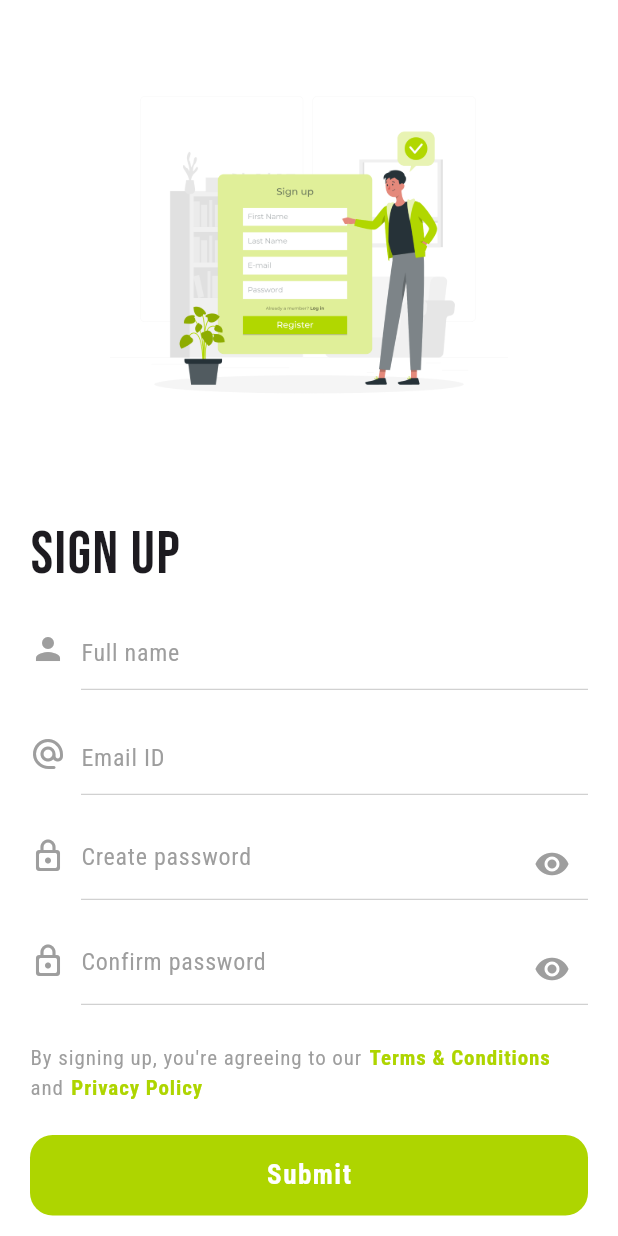
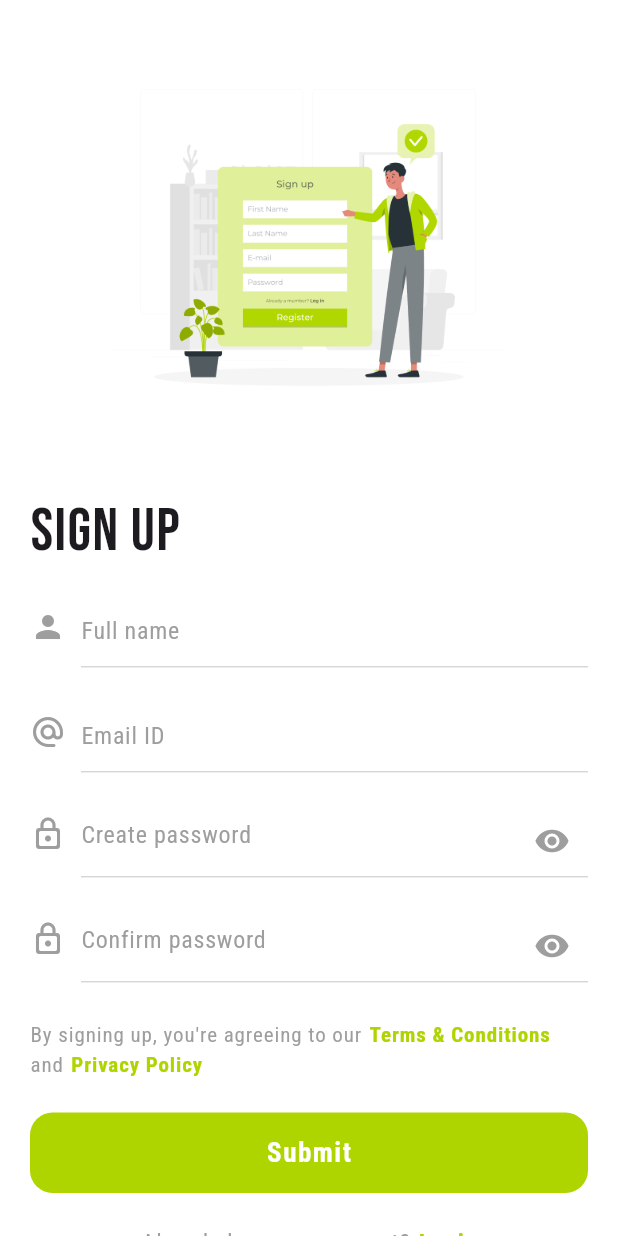
Before and after one commit to codex7Teen/Wulflex_E-commerce_App, a Flutter app: the ScreenSignUp screen opened directly, on a phone screen of 412 x 824 dp. Run offline on Flutter 3.47's test engine with Material 3 defaults, Android fonts, the phone set to English and light mode, and no system bars; our stand-ins replace google_fonts, smooth_page_indicator.

Commit message:
touchups login and signup

```diff
--- a/lib/screens/aunthentication_screens/login_screen.dart
+++ b/lib/screens/aunthentication_screens/login_screen.dart
@@ -38,14 +38,14 @@ class _ScreenLoginState extends State<ScreenLogin> {
                   mainAxisAlignment: MainAxisAlignment.center,
                   crossAxisAlignment: CrossAxisAlignment.start,
                   children: [
-                    SizedBox(height: 15),
+                    SizedBox(height: 20),
 
                     // image
                     Center(
-                      child: Image.asset('assets/login_illustric.png',
+                      child: Image.asset('assets/Login-green.png',
                           width: MediaQuery.sizeOf(context).width * 0.645),
                     ),
-                    SizedBox(height: 40),
+                    SizedBox(height: 30),
 
                     // heading
                     Text('Login',
--- a/lib/screens/aunthentication_screens/signup_screen.dart
+++ b/lib/screens/aunthentication_screens/signup_screen.dart
@@ -44,14 +44,14 @@ class _ScreenSignUpState extends State<ScreenSignUp> {
                   mainAxisAlignment: MainAxisAlignment.center,
                   crossAxisAlignment: CrossAxisAlignment.start,
                   children: [
-                    SizedBox(height: 15),
+                    SizedBox(height: 10),
 
                     // image
                     Center(
                       child: Image.asset('assets/signup_illustric.png',
                           width: MediaQuery.sizeOf(context).width * 0.645),
                     ),
-                    SizedBox(height: 40),
+                    SizedBox(height: 30),
 
                     // heading
                     Text('SIGN UP',
```
Also changed, not shown: lib/screens/aunthentication_screens/forgot_password_screen.dart (+6 -5 lines), lib/screens/main_screens/home_screen.dart (added, +10 -0 lines), assets/Login-green.png (added).
